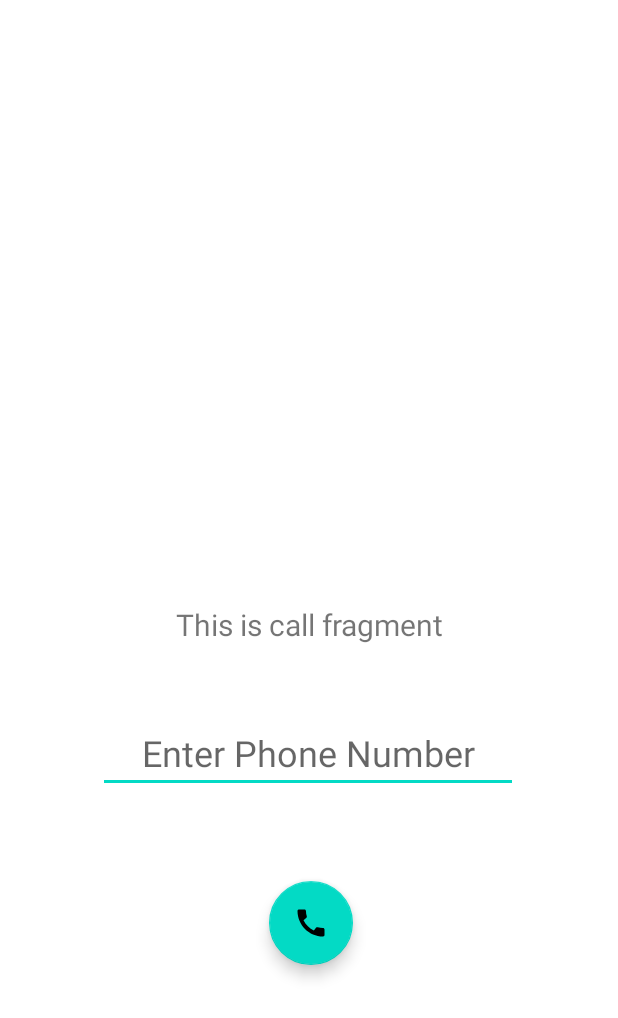
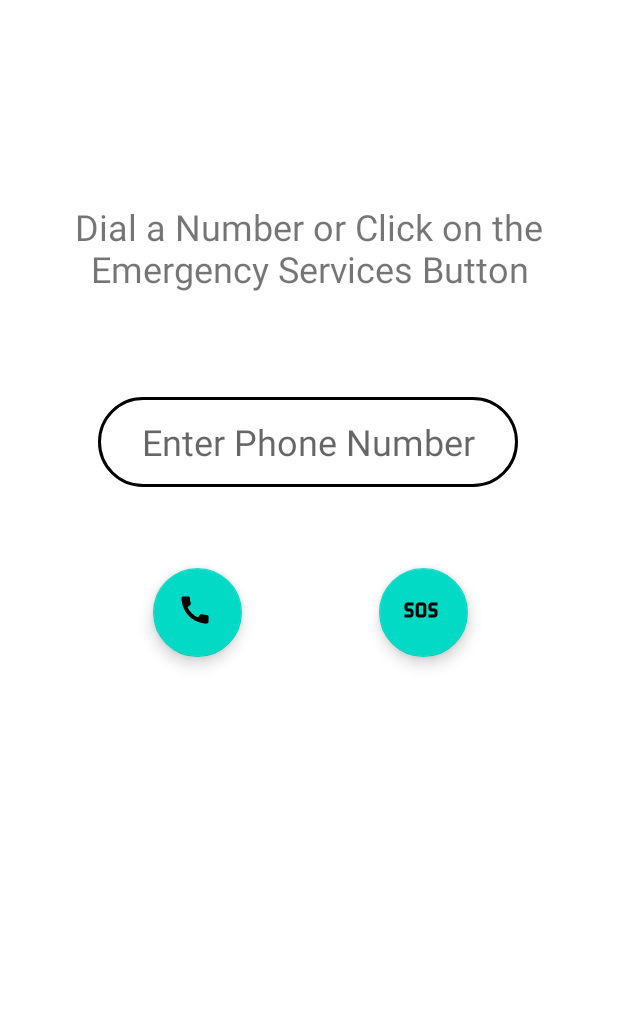
Before and after one commit to harri012/Hermes_App, an Android app: the fragment CallFragment shown on its own in the app's theme, on a phone screen of 412 x 824 dp. Shown: the top 1018 px of the screen. Run offline under Robolectric (Android 15) with nearby library versions, the phone set to English and light mode, and no system bars.

```diff
--- a/app/src/main/java/com/example/hermes_app/ui/bottomNav/call/CallFragment.java
+++ b/app/src/main/java/com/example/hermes_app/ui/bottomNav/call/CallFragment.java
@@ -28,6 +28,7 @@ public class CallFragment extends Fragment {
 
     private EditText phoneNumber;
     private FloatingActionButton callButton;
+    private FloatingActionButton sosButton;
     static int PERMISSION_CODE=100;
 
     public View onCreateView(@NonNull LayoutInflater inflater,
@@ -44,6 +45,7 @@ public class CallFragment extends Fragment {
         //call function direct
         phoneNumber = root.findViewById(R.id.editTextPhone_number);
         callButton = root.findViewById(R.id.floatingActionButton_call);
+        sosButton = root.findViewById(R.id.floatingActionButton_sos);
 
 
         //check if call is granted
@@ -62,6 +64,19 @@ public class CallFragment extends Fragment {
             }
         });
 
+        sosButton.setOnClickListener(new View.OnClickListener() {
+            @Override
+            public void onClick(View view) {
+                Intent callIntent = new Intent(Intent.ACTION_DIAL);
+
+                //call emergency services
+                callIntent.setData(Uri.parse("tel:911"));
+
+                //redirect
+                startActivity(callIntent);
+            }
+        });
+
         return root;
     }
 
--- a/app/src/main/java/com/example/hermes_app/ui/bottomNav/call/CallViewModel.java
+++ b/app/src/main/java/com/example/hermes_app/ui/bottomNav/call/CallViewModel.java
@@ -10,7 +10,7 @@ public class CallViewModel extends ViewModel {
 
     public CallViewModel() {
         mText = new MutableLiveData<>();
-        mText.setValue("This is call fragment");
+        mText.setValue("Dial a Number or Click on the Emergency Services Button");
     }
 
     public LiveData<String> getText() {
--- a/app/src/main/java/com/example/hermes_app/ui/bottomNav/locate/LocateCurrent.java
+++ b/app/src/main/java/com/example/hermes_app/ui/bottomNav/locate/LocateCurrent.java
@@ -8,6 +8,7 @@ import android.widget.Toast;
 
 import androidx.annotation.NonNull;
 import androidx.appcompat.app.AppCompatActivity;
+import androidx.appcompat.widget.Toolbar;
 import androidx.core.app.ActivityCompat;
 
 import com.example.hermes_app.R;
@@ -32,6 +33,7 @@ public class LocateCurrent extends AppCompatActivity {
 
     SupportMapFragment supportMapFragment;
     FusedLocationProviderClient fusedLocationProviderClient;
+
 
     @Override
     protected void onCreate(Bundle savedInstanceState) {
--- /dev/null
+++ b/app/src/main/res/drawable/call_edit_text.xml
@@ -0,0 +1,12 @@
+<?xml version="1.0" encoding="utf-8"?>
+<shape xmlns:android="http://schemas.android.com/apk/res/android"
+    android:shape="rectangle">
+
+    <stroke
+        android:width="2dp"
+        android:color="@color/black"/>
+
+        <corners
+            android:radius="30dp"/>
+
+</shape>
--- /dev/null
+++ b/app/src/main/res/drawable/ic_baseline_sos_24.xml
@@ -0,0 +1,5 @@
+<vector android:height="24dp" android:tint="#000000"
+    android:viewportHeight="24" android:viewportWidth="24"
+    android:width="24dp" xmlns:android="http://schemas.android.com/apk/res/android">
+    <path android:fillColor="@android:color/white" android:pathData="M13.5,7h-3c-1.1,0 -2,0.9 -2,2v6c0,1.1 0.9,2 2,2h3c1.1,0 2,-0.9 2,-2V9C15.5,7.9 14.6,7 13.5,7zM13.5,15h-3V9h3V15zM1,15h4v-2H3c-1.1,0 -2,-0.9 -2,-2V9c0,-1.1 0.9,-2 2,-2h4v2H3v2h2c1.1,0 2,0.9 2,2v2c0,1.1 -0.9,2 -2,2H1V15zM17,15h4v-2h-2c-1.1,0 -2,-0.9 -2,-2V9c0,-1.1 0.9,-2 2,-2h4v2h-4v2h2c1.1,0 2,0.9 2,2v2c0,1.1 -0.9,2 -2,2h-4V15z"/>
+</vector>
--- a/app/src/main/res/layout/fragment_call.xml
+++ b/app/src/main/res/layout/fragment_call.xml
@@ -5,6 +5,7 @@
     android:layout_width="match_parent"
     android:layout_height="match_parent"
     tools:context=".ui.bottomNav.call.CallFragment">
+
 
     <TextView
         android:id="@+id/text_call"
@@ -14,47 +15,68 @@
         android:layout_marginTop="8dp"
         android:layout_marginEnd="8dp"
         android:textAlignment="center"
-        android:textSize="20sp"
+        android:textSize="24sp"
         app:layout_constraintBottom_toBottomOf="parent"
         app:layout_constraintEnd_toEndOf="parent"
+        app:layout_constraintHorizontal_bias="1.0"
         app:layout_constraintStart_toStartOf="parent"
-        app:layout_constraintTop_toTopOf="parent" />
-
+        app:layout_constraintTop_toTopOf="parent"
+        app:layout_constraintVertical_bias="0.168" />
 
     <EditText
         android:id="@+id/editTextPhone_number"
         android:layout_width="wrap_content"
-        android:layout_height="wrap_content"
+        android:layout_height="60dp"
         android:layout_marginStart="100dp"
         android:layout_marginTop="29dp"
         android:layout_marginEnd="101dp"
         android:layout_marginBottom="274dp"
+        android:background="@drawable/call_edit_text"
         android:ems="10"
         android:hint="Enter Phone Number"
         android:inputType="phone"
+        android:singleLine="true"
         android:textAlignment="center"
         android:textSize="24sp"
         app:layout_constraintBottom_toBottomOf="parent"
         app:layout_constraintEnd_toEndOf="parent"
         app:layout_constraintStart_toStartOf="parent"
         app:layout_constraintTop_toBottomOf="@+id/text_call"
-        app:layout_constraintVertical_bias="0.425" />
+        app:layout_constraintVertical_bias="0.15" />
 
     <com.google.android.material.floatingactionbutton.FloatingActionButton
         android:id="@+id/floatingActionButton_call"
-        android:layout_width="wrap_content"
-        android:layout_height="wrap_content"
-        android:layout_marginStart="179dp"
+        android:layout_width="64dp"
+        android:layout_height="59dp"
         android:layout_marginTop="45dp"
-        android:layout_marginEnd="176dp"
+        android:layout_marginEnd="76dp"
         android:layout_marginBottom="168dp"
         android:clickable="true"
-        android:contentDescription="Call"
+        android:contentDescription="Call Dialed Number"
+        android:drawablePadding="8dp"
         android:src="@drawable/ic_baseline_call_24"
         app:layout_constraintBottom_toBottomOf="parent"
+        app:layout_constraintEnd_toStartOf="@+id/floatingActionButton_sos"
+        app:layout_constraintHorizontal_bias="0.867"
+        app:layout_constraintStart_toStartOf="parent"
+        app:layout_constraintTop_toBottomOf="@+id/editTextPhone_number"
+        app:layout_constraintVertical_bias="0.038" />
+
+    <com.google.android.material.floatingactionbutton.FloatingActionButton
+        android:id="@+id/floatingActionButton_sos"
+        android:layout_width="64dp"
+        android:layout_height="59dp"
+        android:layout_marginTop="45dp"
+        android:layout_marginEnd="100dp"
+        android:layout_marginBottom="168dp"
+        android:clickable="true"
+        android:contentDescription="Contact Emergency Services Button"
+        android:drawablePadding="8dp"
+        android:src="@drawable/ic_baseline_sos_24"
+        app:layout_constraintBottom_toBottomOf="parent"
         app:layout_constraintEnd_toEndOf="parent"
-        app:layout_constraintHorizontal_bias="0.0"
-        app:layout_constraintStart_toStartOf="parent"
-        app:layout_constraintTop_toBottomOf="@+id/editTextPhone_number" />
+        app:layout_constraintTop_toBottomOf="@+id/editTextPhone_number"
+        app:layout_constraintVertical_bias="0.038" />
+
 
 </androidx.constraintlayout.widget.ConstraintLayout>
```
Also changed, not shown: app/src/main/java/com/example/hermes_app/ui/bottomNav/locate/LocateDatabase.java (deleted, +0 -104 lines), app/src/main/java/com/example/hermes_app/ui/bottomNav/locate/LocateFragment.java (+54 -10 lines), app/src/main/java/com/example/hermes_app/ui/bottomNav/locate/LocateViewModel.java (+46 -6 lines), app/src/main/java/com/example/hermes_app/ui/bottomNav/locate/LocationData.java (added, +19 -0 lines), app/src/main/res/layout/fragment_locate.xml (+10 -0 lines), app/src/main/res/layout/locate_database.xml (deleted, +0 -9 lines).
